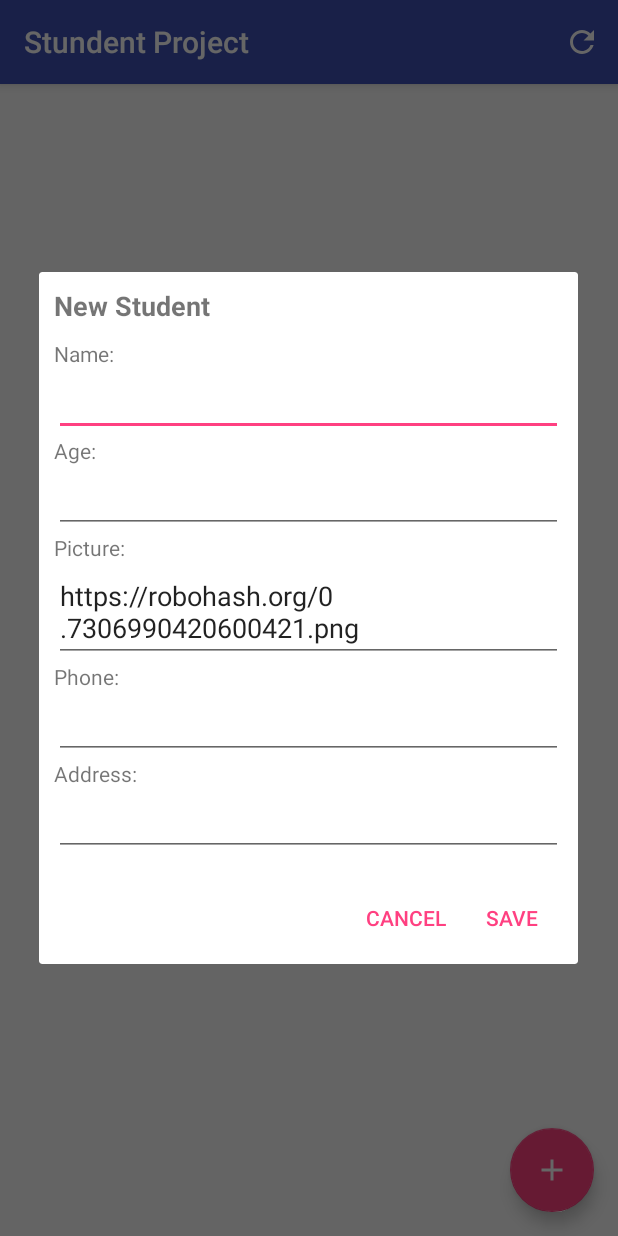
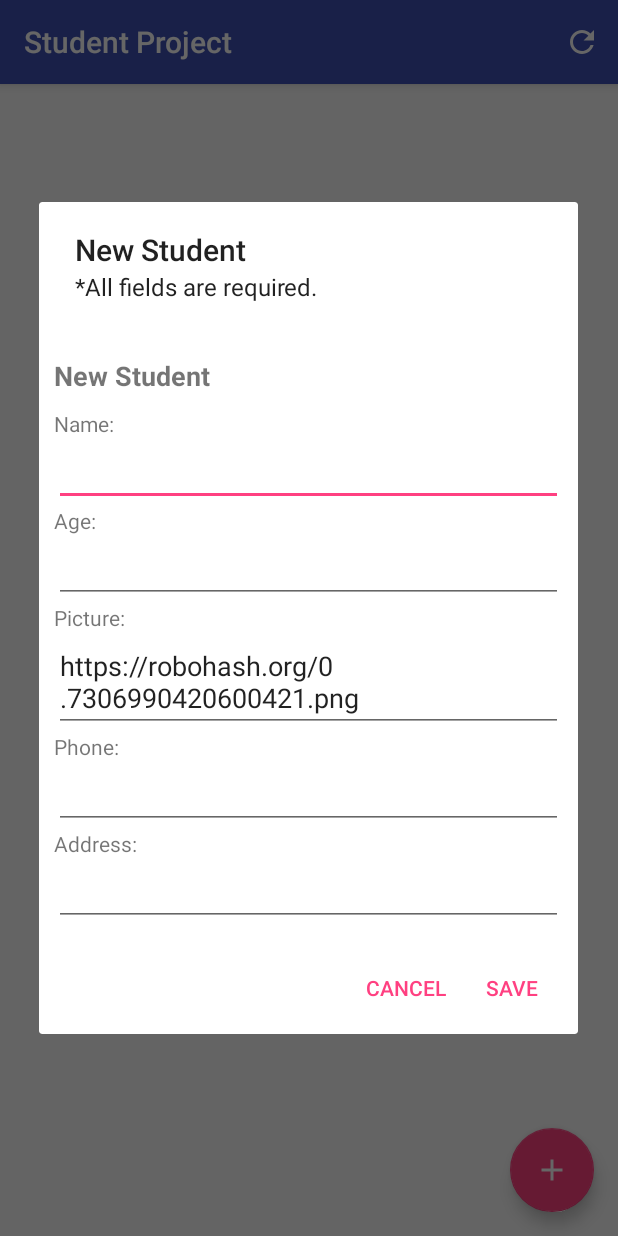
Before and after one commit to lucas-mdo/StudentProject, an Android app: the screen it shows after launch (MainActivity), after a tap on an icon or button, on a phone screen of 412 x 824 dp. Run offline under Robolectric (Android 15) with nearby library versions, the phone set to English and light mode, and no system bars; our stand-ins replace ButterKnife; libraries missing offline, so code that uses them is left out: com.mobsandgeeks.saripaar; 2 statements that could not run were skipped.

Commit message:
Fixed typo and added new strings for menu toolbar and new student dialog.

```diff
--- a/app/src/main/java/br/pucminas/stundentproject/MainActivity.java
+++ b/app/src/main/java/br/pucminas/stundentproject/MainActivity.java
@@ -49,19 +49,19 @@ public class MainActivity extends AppCompatActivity implements Validator.Validat
 
     //New student input fields
     //Name
-    @NotEmpty
+    @NotEmpty(messageResId = R.string.msg_error_not_empty)
     EditText edtName;
     //Age
-    @NotEmpty
+    @NotEmpty(messageResId = R.string.msg_error_not_empty)
     EditText edtAge;
     //PicURL
-    @NotEmpty
+    @NotEmpty(messageResId = R.string.msg_error_not_empty)
     EditText edtPicture;
     //Phone
-    @NotEmpty
+    @NotEmpty(messageResId = R.string.msg_error_not_empty)
     EditText edtPhone;
     //Address
-    @NotEmpty
+    @NotEmpty(messageResId = R.string.msg_error_not_empty)
     EditText edtAddress;
 
     //Instance of API service
@@ -70,6 +70,8 @@ public class MainActivity extends AppCompatActivity implements Validator.Validat
     private AdapterListStudents adapter;
     //Instance of validator fields
     private Validator validator;
+    //Instance of dialog form (needed to be global for validation dismiss)
+    private AlertDialog dialog;
 
     @Override
     protected void onCreate(Bundle savedInstanceState) {
@@ -132,15 +134,22 @@ public class MainActivity extends AppCompatActivity implements Validator.Validat
     @Override
     public void onValidationSucceeded() {
 
-        //Get their content
+        //Get contents from input fields
         String name = edtName.getText().toString();
         String age = edtAge.getText().toString();
         String picURL = edtPicture.getText().toString();
         String phone = edtPhone.getText().toString();
         String address = edtAddress.getText().toString();
 
-        //Instantiate new student and save it
-        callAddStudent(new Student(name, Integer.parseInt(age), picURL, phone, address));
+        try {
+            //Instantiate new student and save it
+            callAddStudent(new Student(name, Integer.parseInt(age), picURL, phone, address));
+            dialog.dismiss();
+        }
+        catch (Exception ex) { //Just a safeguard
+            edtAge.setError("This field must be a number!");
+        }
+
     }
 
     @Override
@@ -149,7 +158,7 @@ public class MainActivity extends AppCompatActivity implements Validator.Validat
             View view = error.getView();
             String message = error.getCollatedErrorMessage(this);
 
-            // Display error messages ;)
+            // Display error messages
             if (view instanceof EditText) {
                 ((EditText) view).setError(message);
             } else {
@@ -196,7 +205,7 @@ public class MainActivity extends AppCompatActivity implements Validator.Validat
 
             @Override
             public void onFailure(Call<ResultStudents> call, Throwable t) {
-                //Some error ocurred, show what went wrong
+                //Some error occurred, show what went wrong
                 showMessage("Fail to return the list of students - " + t.getMessage());
                 //Hide the progress bar
                 progressBar.setVisibility(View.GONE);
@@ -274,13 +283,18 @@ public class MainActivity extends AppCompatActivity implements Validator.Validat
         AlertDialog.Builder builder = new AlertDialog.Builder(this);
         //Set custom view
         builder.setView(view);
+        //Set title
+        builder.setTitle(R.string.dialog_title_new_student);
+        //Set message
+        builder.setMessage(R.string.dialog_msg_required);
 
         //Set positive button behavior (save)
         builder.setPositiveButton("Save", new DialogInterface.OnClickListener() {
             @Override
             public void onClick(DialogInterface dialog, int which) {
-                //Validate fields
-                validator.validate();
+                //Do nothing here because we override this button later to change the close behaviour.
+                //However, we still need this because on older versions of Android unless we
+                //pass a handler the button doesn't get instantiated
             }
         });
 
@@ -288,8 +302,22 @@ public class MainActivity extends AppCompatActivity implements Validator.Validat
         builder.setNegativeButton("Cancel", null);
 
         //Create and show dialog
-        AlertDialog dialog = builder.create();
+        dialog = builder.create();
+        //Prevent dismiss from outside touch
+        dialog.setCanceledOnTouchOutside(false);
+
         dialog.show();
+
+        //Custom click (needed for avoiding dismissing the dialog when errors occurred)
+        dialog.getButton(AlertDialog.BUTTON_POSITIVE).setOnClickListener(new View.OnClickListener()
+        {
+            @Override
+            public void onClick(View v)
+            {
+                //Validate input fields
+                validator.validate();
+            }
+        });
     }
 
     private void callAddStudent(final Student student){
--- a/app/src/main/res/values/strings.xml
+++ b/app/src/main/res/values/strings.xml
@@ -1,4 +1,9 @@
 <resources>
-    <string name="app_name">Stundent Project</string>
+    <string name="app_name">Student Project</string>
     <string name="action_settings">Settings</string>
+    <string name="action_refresh">Refresh</string>
+    <string name="msg_error_not_empty">This field is required!</string>
+    <string name="dialog_title_new_student">New Student</string>
+    <string name="dialog_msg_required">*All fields are required.</string>
+
 </resources>
```
